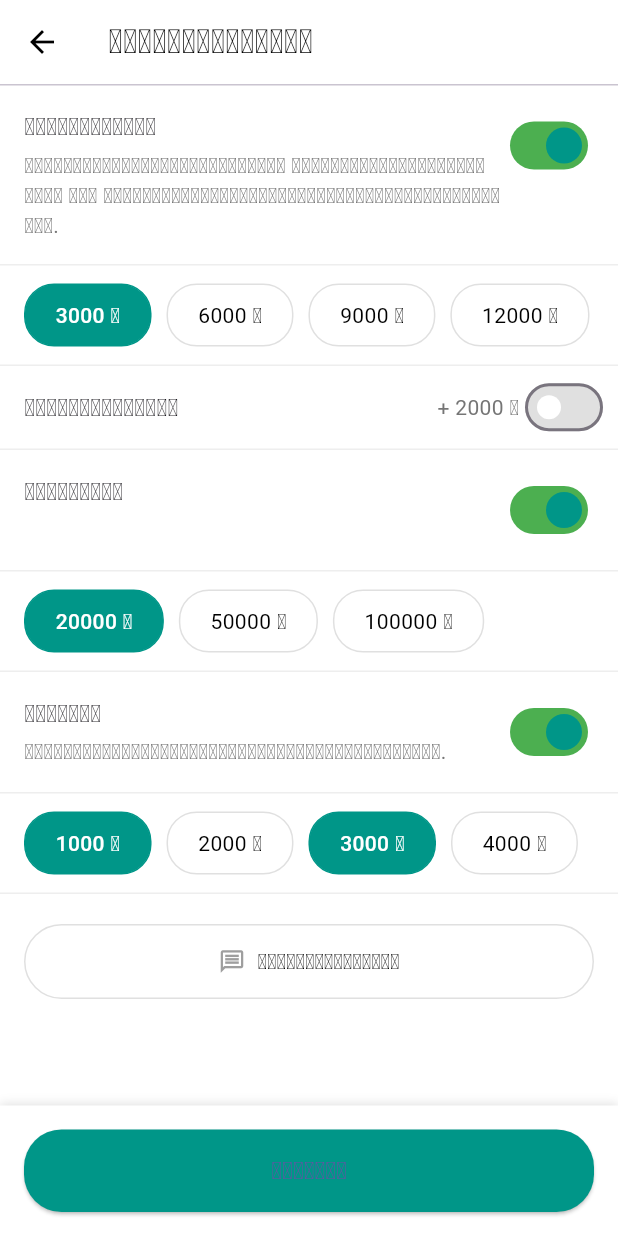
After one commit to Plin462004/MyApp, a Flutter app: the ListPage screen opened directly, on a phone screen of 412 x 824 dp. The commit adds this screen. Run offline on Flutter 3.47's test engine with Material 3 defaults, Android fonts, the phone set to English and light mode, and no system bars; our stand-ins replace easy_localization, google_maps_flutter, icons_plus, sqflite; accounts and stored records are empty.

```diff
--- a/lib/Homepage/Dokkeo.dart
+++ b/lib/Homepage/Dokkeo.dart
@@ -2,6 +2,7 @@
 import 'package:flutter/material.dart';
 import 'package:google_maps_flutter/google_maps_flutter.dart';
 import 'LocationPickerPage.dart';
+import 'package:myflutter/Menu/DetailPage.dart';
 
 void main() => runApp(const Dokkeo());
 
@@ -216,6 +217,7 @@ class _HomePageState extends State<HomePage> {
     }
   }
 
+// แก้ไขส่วนของ _buildBottomActions() เพื่อเพิ่มการนำทางเมื่อกดปุ่มรายละเอียด
   Widget _buildBottomActions() {
     return Container(
       decoration: const BoxDecoration(
@@ -225,7 +227,7 @@ class _HomePageState extends State<HomePage> {
           BoxShadow(color: Colors.black12, blurRadius: 5, offset: Offset(0, -2))
         ],
       ),
-      padding: const EdgeInsets.all(12.0), // Reduced padding
+      padding: const EdgeInsets.all(12.0),
       child: Column(
         mainAxisSize: MainAxisSize.min,
         children: [
@@ -235,24 +237,28 @@ class _HomePageState extends State<HomePage> {
               borderRadius: BorderRadius.circular(8),
             ),
             child: ListTile(
-              contentPadding: const EdgeInsets.symmetric(
-                  horizontal: 12, vertical: 0), // Reduced vertical padding
-              visualDensity: VisualDensity(
-                  horizontal: 0, vertical: -4), // Make the tile more compact
-              minVerticalPadding: 0, // Set minimum vertical padding to 0
-              leading: const Icon(Icons.info_outline,
-                  color: Colors.teal, size: 20), // Reduced icon size
+              contentPadding:
+                  const EdgeInsets.symmetric(horizontal: 12, vertical: 0),
+              visualDensity: VisualDensity(horizontal: 0, vertical: -4),
+              minVerticalPadding: 0,
+              leading:
+                  const Icon(Icons.info_outline, color: Colors.teal, size: 20),
               title: const Text('รายละเอียด',
-                  style: TextStyle(
-                      fontSize: 13, color: Colors.teal)), // Reduced font size
-              onTap: () {},
+                  style: TextStyle(fontSize: 13, color: Colors.teal)),
+              onTap: () {
+                // นำทางไปยังหน้ารายละเอียด
+                Navigator.push(
+                  context,
+                  MaterialPageRoute(builder: (context) => const DetailPage()),
+                );
+              },
             ),
           ),
-          const SizedBox(height: 6), // Reduced spacing
+          const SizedBox(height: 6),
           _buildActionButtons(),
-          const SizedBox(height: 8), // Reduced spacing
+          const SizedBox(height: 8),
           _buildServiceChoices(),
-          const SizedBox(height: 10), // Reduced spacing
+          const SizedBox(height: 10),
           _buildOrderButton(),
         ],
       ),
--- /dev/null
+++ b/lib/Menu/DetailPage.dart
@@ -0,0 +1,326 @@
+// Menu/DetailPage.dart
+import 'package:flutter/material.dart';
+
+void main() {
+  runApp(const DetailPage());
+}
+
+class DetailPage extends StatelessWidget {
+  const DetailPage({Key? key}) : super(key: key);
+
+  @override
+  Widget build(BuildContext context) {
+    return MaterialApp(
+      debugShowCheckedModeBanner: false,
+      theme: ThemeData(
+        primarySwatch: Colors.blue,
+        scaffoldBackgroundColor: Colors.grey[50],
+      ),
+      home: const ListPage(),
+    );
+  }
+}
+
+class ListPage extends StatefulWidget {
+  const ListPage({Key? key}) : super(key: key);
+
+  @override
+  _ListPageState createState() => _ListPageState();
+}
+
+class _ListPageState extends State<ListPage> {
+  // สำหรับตัวเลือกที่เลือก
+  String? selectedPrice = '3000';
+  String? selectedBonus = '20000';
+  String? selectedTip = '1000';
+
+  // สำหรับสวิตช์ต่างๆ
+  bool isPriceEnabled = true;
+  bool isTravelEnabled = false;
+  bool isBonusEnabled = true;
+  bool isTipEnabled = true;
+
+  @override
+  Widget build(BuildContext context) {
+    return Scaffold(
+      appBar: AppBar(
+        backgroundColor: Colors.white,
+        elevation: 0,
+        leading: IconButton(
+          icon: const Icon(Icons.arrow_back, color: Colors.black),
+          onPressed: () {
+            // กลับไปยังหน้าก่อนหน้า
+          },
+        ),
+        title: const Text(
+          'ລາຍລະອຽດຕິດຕໍ່',
+          style: TextStyle(color: Colors.black, fontWeight: FontWeight.w500),
+        ),
+      ),
+      body: Column(
+        children: [
+          Expanded(
+            child: ListView(
+              children: [
+                const Divider(height: 1),
+                _buildSwitchSection(
+                  'ການເພີ່ມລາຄາ',
+                  'ການເພີ່ມລາຄາຊະແດງໃຫ້ເຫັນວ່າ ຕິດຕໍ່ຂອງທ່ານແມ່ນຮີບດ່ວນ ແລະ ເຮັດໃຫ້ມີຄວາມຕ້ອງການຍິ່ງຂຶ້ນຕໍ່ຜູ້ດຳເນີນການ.',
+                  isPriceEnabled,
+                  (value) {
+                    setState(() {
+                      isPriceEnabled = value;
+                    });
+                  },
+                ),
+                if (isPriceEnabled)
+                  _buildPriceOptions(['3000', '6000', '9000', '12000']),
+                _buildSwitchWithSlider(
+                  'ກະເປົ່າເດີນທາງ',
+                  '+ 2000 ₭',
+                  isTravelEnabled,
+                  (value) {
+                    setState(() {
+                      isTravelEnabled = value;
+                    });
+                  },
+                ),
+                _buildSwitchSection(
+                  'ເງິນໂບນັສ',
+                  '',
+                  isBonusEnabled,
+                  (value) {
+                    setState(() {
+                      isBonusEnabled = value;
+                    });
+                  },
+                ),
+                if (isBonusEnabled)
+                  _buildPriceOptions(['20000', '50000', '100000']),
+                _buildSwitchSection(
+                  'ເງິນທິບ',
+                  'ຈຳນວນເງິນທິບຈະຖືກເພີ່ມເຂົ້າໃນລາຄາຂອງຕິດຕໍ່.',
+                  isTipEnabled,
+                  (value) {
+                    setState(() {
+                      isTipEnabled = value;
+                    });
+                  },
+                ),
+                if (isTipEnabled)
+                  _buildPriceOptions(['1000', '2000', '3000', '4000']),
+                const SizedBox(height: 20),
+                _buildAddCommentButton(),
+                const SizedBox(height: 80),
+              ],
+            ),
+          ),
+          _buildBottomButton(),
+        ],
+      ),
+    );
+  }
+
+  Widget _buildSwitchSection(
+      String title, String description, bool value, Function(bool) onChanged) {
+    return Container(
+      padding: const EdgeInsets.all(16),
+      decoration: BoxDecoration(
+        border: Border(bottom: BorderSide(color: Colors.grey.shade200)),
+      ),
+      child: Row(
+        crossAxisAlignment: CrossAxisAlignment.start,
+        children: [
+          Expanded(
+            child: Column(
+              crossAxisAlignment: CrossAxisAlignment.start,
+              children: [
+                Text(
+                  title,
+                  style: const TextStyle(
+                    fontSize: 16,
+                    fontWeight: FontWeight.w500,
+                  ),
+                ),
+                if (description.isNotEmpty)
+                  Padding(
+                    padding: const EdgeInsets.only(top: 4),
+                    child: Text(
+                      description,
+                      style: TextStyle(
+                        fontSize: 14,
+                        color: Colors.grey.shade600,
+                      ),
+                    ),
+                  ),
+              ],
+            ),
+          ),
+          Switch(
+            value: value,
+            onChanged: onChanged,
+            activeColor: Colors.teal,
+            activeTrackColor: Colors.green,
+          ),
+        ],
+      ),
+    );
+  }
+
+  Widget _buildPriceOptions(List<String> options) {
+    return Container(
+      padding: const EdgeInsets.symmetric(horizontal: 16, vertical: 12),
+      decoration: BoxDecoration(
+        border: Border(bottom: BorderSide(color: Colors.grey.shade200)),
+      ),
+      child: Wrap(
+        spacing: 10,
+        runSpacing: 10,
+        children: options.map((option) {
+          bool isSelected = false;
+          if (options.contains('3000') && selectedPrice == option) {
+            isSelected = true;
+          } else if (options.contains('20000') && selectedBonus == option) {
+            isSelected = true;
+          } else if (options.contains('1000') && selectedTip == option) {
+            isSelected = true;
+          }
+
+          return GestureDetector(
+            onTap: () {
+              setState(() {
+                if (options.contains('3000')) {
+                  selectedPrice = option;
+                } else if (options.contains('20000')) {
+                  selectedBonus = option;
+                } else if (options.contains('1000')) {
+                  selectedTip = option;
+                }
+              });
+            },
+            child: Container(
+              padding: const EdgeInsets.symmetric(horizontal: 20, vertical: 10),
+              decoration: BoxDecoration(
+                color: isSelected ? Colors.teal : Colors.white,
+                borderRadius: BorderRadius.circular(20),
+                border: Border.all(
+                  color: isSelected ? Colors.teal : Colors.grey.shade300,
+                ),
+              ),
+              child: Text(
+                '$option ₭',
+                style: TextStyle(
+                  color: isSelected ? Colors.white : Colors.black,
+                  fontWeight: isSelected ? FontWeight.w500 : FontWeight.normal,
+                ),
+              ),
+            ),
+          );
+        }).toList(),
+      ),
+    );
+  }
+
+  Widget _buildSwitchWithSlider(
+      String title, String value, bool switchValue, Function(bool) onChanged) {
+    return Container(
+      padding: const EdgeInsets.all(16),
+      decoration: BoxDecoration(
+        border: Border(bottom: BorderSide(color: Colors.grey.shade200)),
+      ),
+      child: Row(
+        children: [
+          Text(
+            title,
+            style: const TextStyle(
+              fontSize: 16,
+              fontWeight: FontWeight.w500,
+            ),
+          ),
+          const Spacer(),
+          Text(
+            value,
+            style: TextStyle(
+              fontSize: 14,
+              color: Colors.grey.shade600,
+            ),
+          ),
+          const SizedBox(width: 10),
+          SizedBox(
+            height: 20,
+            width: 40,
+            child: Switch(
+              value: switchValue,
+              onChanged: onChanged,
+              activeColor: Colors.white,
+              activeTrackColor: Colors.grey.shade300,
+              inactiveThumbColor: Colors.white,
+              inactiveTrackColor: Colors.grey.shade300,
+            ),
+          ),
+        ],
+      ),
+    );
+  }
+
+  Widget _buildAddCommentButton() {
+    return Container(
+      padding: const EdgeInsets.symmetric(horizontal: 16),
+      child: OutlinedButton.icon(
+        icon: const Icon(Icons.message_outlined, color: Colors.grey),
+        label: const Text(
+          'ຂໍ້ມູນເພີ່ມເຕີມ',
+          style: TextStyle(color: Colors.black),
+        ),
+        onPressed: () {
+          // จัดการการเพิ่มความคิดเห็น
+        },
+        style: OutlinedButton.styleFrom(
+          side: BorderSide(color: Colors.grey.shade300),
+          shape: RoundedRectangleBorder(
+            borderRadius: BorderRadius.circular(25),
+          ),
+          padding: const EdgeInsets.symmetric(vertical: 12, horizontal: 16),
+          minimumSize: const Size(double.infinity, 50),
+        ),
+      ),
+    );
+  }
+
+  Widget _buildBottomButton() {
+    return Container(
+      width: double.infinity,
+      padding: const EdgeInsets.all(16),
+      decoration: BoxDecoration(
+        color: Colors.white,
+        boxShadow: [
+          BoxShadow(
+            color: Colors.grey.shade300,
+            blurRadius: 5,
+            offset: const Offset(0, -1),
+          ),
+        ],
+      ),
+      child: ElevatedButton(
+        onPressed: () {
+          // ดำเนินการเมื่อกดปุ่มสำเร็จ
+        },
+        style: ElevatedButton.styleFrom(
+          backgroundColor: Colors.teal,
+          shape: RoundedRectangleBorder(
+            borderRadius: BorderRadius.circular(25),
+          ),
+          padding: const EdgeInsets.symmetric(vertical: 16),
+          minimumSize: const Size(double.infinity, 50),
+        ),
+        child: const Text(
+          'ສຳເລັດ',
+          style: TextStyle(
+            fontSize: 16,
+            fontWeight: FontWeight.w500,
+          ),
+        ),
+      ),
+    );
+  }
+}
```
